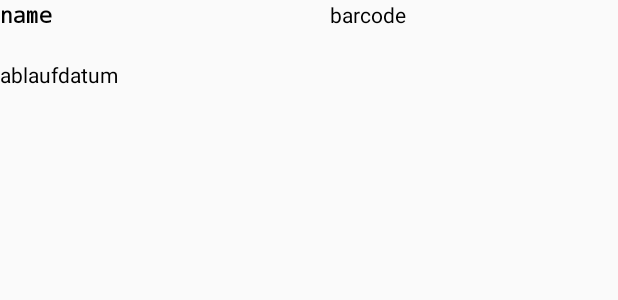
After one commit to ChristopherPS96/SmartFridge, an Android app: the layout bestandItemList.xml on its own in the app's theme, with its tools: preview values and no code run, on a phone screen of 412 x 824 dp. The commit adds this screen. Shown: the top 300 px of the screen. Run offline under Robolectric (Android 15) with nearby library versions, the phone set to English and light mode, and no system bars.

Commit message:
Version 1.02 Coustom Adapter für ScanItem und BestandItem + Filter für beide Variablen
Zusatz: In MainActivity eine Testmethode zum Implementieren von Filter

```diff
--- /dev/null
+++ b/app/src/main/res/layout/bestandItemList.xml
@@ -0,0 +1,48 @@
+<?xml version="1.0" encoding="utf-8"?>
+<TableLayout xmlns:android="http://schemas.android.com/apk/res/android"
+    android:layout_height="wrap_content" android:orientation="vertical"
+    android:layout_width="fill_parent">
+
+    <TableRow
+        android:id="@+id/TableRow01"
+        android:layout_width="fill_parent"
+        android:layout_height="wrap_content">
+
+        <TextView
+            android:id="@+id/name"
+            android:layout_width="fill_parent"
+            android:layout_height="wrap_content"
+            android:layout_weight="1"
+            android:height="40sp"
+            android:gravity="start"
+            android:text="name"
+            android:textColor="#000000"
+            android:textStyle="bold"
+            android:typeface="monospace" />
+
+        <TextView
+            android:id="@+id/barcode"
+            android:layout_width="fill_parent"
+            android:layout_height="match_parent"
+            android:layout_weight="1"
+            android:height="20sp"
+            android:text="barcode"
+            android:textColor="#000000" />
+    </TableRow>
+
+    <TableRow android:layout_height="wrap_content"
+        android:layout_width="fill_parent">
+
+        <TextView
+            android:id="@+id/ablaufdatum"
+            android:layout_width="fill_parent"
+            android:layout_height="wrap_content"
+            android:layout_weight="1"
+            android:height="20sp"
+            android:text="ablaufdatum"
+            android:textColor="#000000" />
+
+
+    </TableRow>
+
+</TableLayout>
```
Also changed, not shown: app/src/main/java/com/example/christopher/smartfridge/BestandItemAdapter.java (added, +84 -0 lines), app/src/main/java/com/example/christopher/smartfridge/MainActivity.java (+25 -0 lines), app/src/main/java/com/example/christopher/smartfridge/ScanItemAdapter.java (added, +81 -0 lines), app/src/main/res/layout/scanItemList.xml (added, +40 -0 lines).
